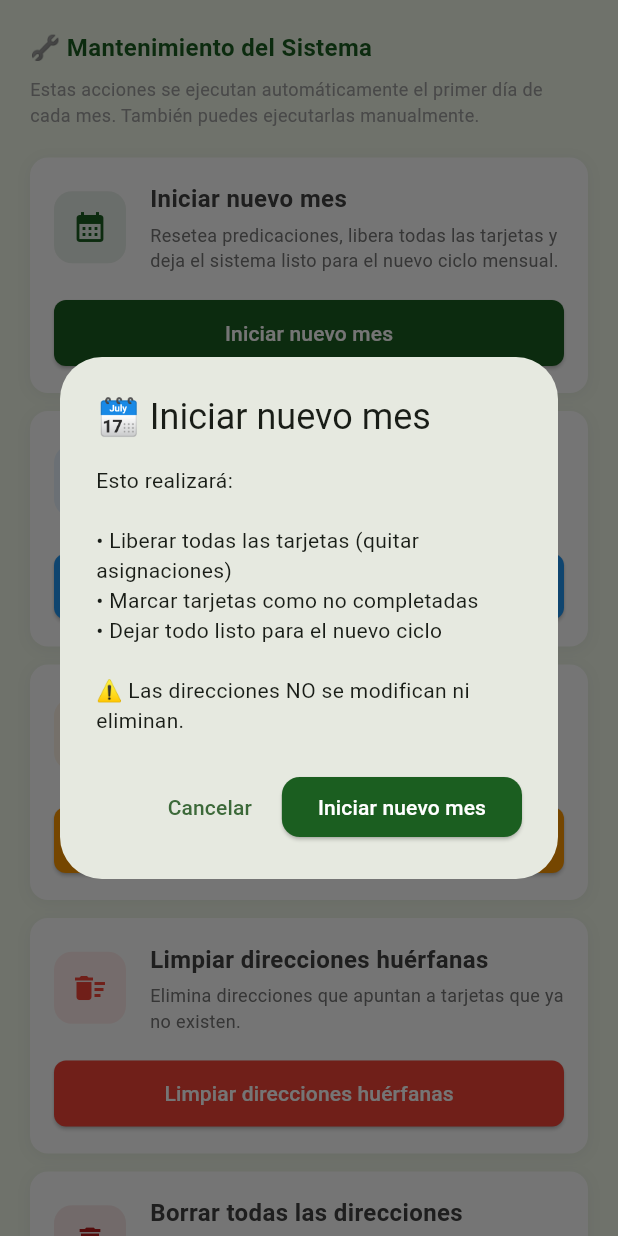
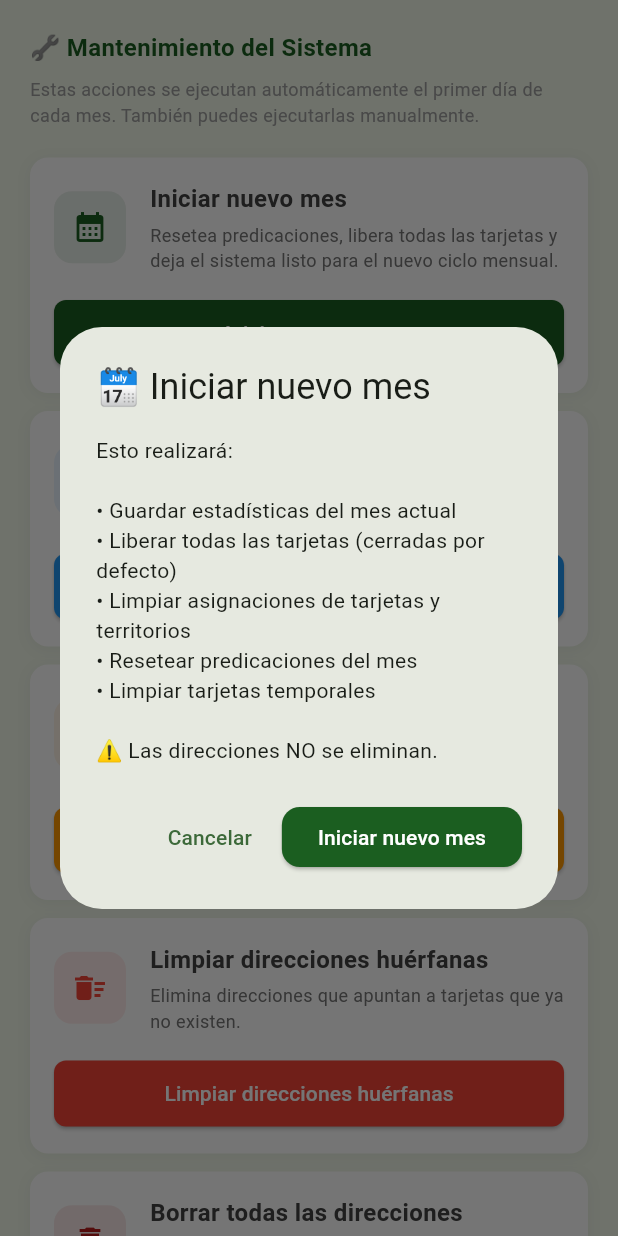
Before and after one commit to espanholaaraucariasur-dev/gestor-territorios, a Flutter app: the MantenimientoTab widget shown alone on an empty page, opened directly, after a tap on "Iniciar nuevo mes", on a phone screen of 412 x 824 dp. Run offline on Flutter 3.47's test engine with Material 3 defaults, Android fonts, the light colour scheme and no system bars; our stand-ins replace cloud_firestore, file_picker, firebase_auth, firebase_core, firebase_messaging, flutter_local_notifications and 4 more; accounts and stored records are empty.

Commit message:
fix: iniciar nuevo mes y limpiar datos dinamicos corregidos
_iniciarNuevoMes:
- Estadisticas guardadas ANTES de limpiar (orden correcto)
- Limpia publicador_email, publicador_nombre en tarjetas
- Resetea disponible_para_publicadores en territorios
- Limpia tarjetas temporales tambien
- clearSnackBars antes de mostrar resultado

_limpiarDatosDinamicos:
- NO limpia tarjeta_id (vinculo permanente direccion-tarjeta)
- Solo limpia predicado, estado_predicacion, mes_predicacion
- Descripcion actualizada para mayor claridad

```diff
--- a/lib/features/home/presentation/pages/admin/mantenimiento_tab.dart
+++ b/lib/features/home/presentation/pages/admin/mantenimiento_tab.dart
@@ -260,12 +260,11 @@ class _MantenimientoTabState extends State<MantenimientoTab> {
         title: const Text('🔄 Limpiar datos dinámicos'),
         content: const Text(
           'Esto reiniciará en todas las direcciones:\n\n'
-          '• visitado → false\n'
           '• predicado → false\n'
           '• estado_predicacion → pendiente\n'
-          '• asignado_a → null\n'
-          '• tarjeta_id → null\n\n'
-          'Las direcciones y territorios NO se eliminarán.',
+          '• mes_predicacion → null\n'
+          '• fecha_predicacion → null\n\n'
+          '⚠️ Las direcciones, territorios y vínculos tarjeta_id NO se modifican.',
         ),
         actions: [
           TextButton(
@@ -290,17 +289,11 @@ class _MantenimientoTabState extends State<MantenimientoTab> {
         WriteBatch batch = FirebaseFirestore.instance.batch();
         for (final doc in chunk) {
           batch.update(doc.reference, {
-            'visitado': false,
             'predicado': false,
             'estado_predicacion': 'pendiente',
-            'asignado_a': null,
-            'asignado_en': null,
-            'tarjeta_id': null,
-            'entregado_a': null,
-            'entregado_en': null,
-            'devuelto': false,
-            'devuelto_por': null,
-            'devuelto_en': null,
+            'mes_predicacion': null,
+            'fecha_predicacion': null,
+            'motivo_temporal': null,
           });
         }
         await batch.commit();
@@ -482,10 +475,12 @@ class _MantenimientoTabState extends State<MantenimientoTab> {
         title: const Text('🗓️ Iniciar nuevo mes'),
         content: const Text(
           'Esto realizará:\n\n'
-          '• Liberar todas las tarjetas (quitar asignaciones)\n'
-          '• Marcar tarjetas como no completadas\n'
-          '• Dejar todo listo para el nuevo ciclo\n\n'
-          '⚠️ Las direcciones NO se modifican ni eliminan.',
+          '• Guardar estadísticas del mes actual\n'
+          '• Liberar todas las tarjetas (cerradas por defecto)\n'
+          '• Limpiar asignaciones de tarjetas y territorios\n'
+          '• Resetear predicaciones del mes\n'
+          '• Limpiar tarjetas temporales\n\n'
+          '⚠️ Las direcciones NO se eliminan.',
         ),
         actions: [
           TextButton(
@@ -508,24 +503,45 @@ class _MantenimientoTabState extends State<MantenimientoTab> {
         ScaffoldMessenger.of(context).showSnackBar(
           const SnackBar(
             content: Text('🔄 Iniciando nuevo mes...'),
-            duration: Duration(seconds: 10),
+            duration: Duration(seconds: 30),
           ),
         );
 
-      // SOLO resetear tarjetas — direcciones intactas
+      // PASO 1: Guardar snapshot estadísticas del mes que termina
+      final ahora = DateTime.now();
+      final mesAnterior =
+          '${ahora.year}-${ahora.month.toString().padLeft(2, '0')}';
+      final dirs = await FirebaseFirestore.instance
+          .collection('direcciones_globales')
+          .get();
+      final predicadas =
+          dirs.docs.where((d) => (d.data())['predicado'] == true).length;
+      await FirebaseFirestore.instance
+          .collection('estadisticas')
+          .doc(mesAnterior)
+          .set({
+        'mes': mesAnterior,
+        'total_direcciones': dirs.docs.length,
+        'predicadas': predicadas,
+        'creado_en': FieldValue.serverTimestamp(),
+      }, SetOptions(merge: true));
+
+      // PASO 2: Resetear todas las tarjetas de todos los territorios
       final territoriosSnap =
           await FirebaseFirestore.instance.collection('territorios').get();
 
       for (final territorio in territoriosSnap.docs) {
+        if (['temporales', 'removidas', 'estadisticas']
+            .contains(territorio.id)) continue;
+
         final tarjetasSnap = await FirebaseFirestore.instance
             .collection('territorios')
             .doc(territorio.id)
             .collection('tarjetas')
             .get();
 
-        final tarjetaDocs = tarjetasSnap.docs;
-        for (int i = 0; i < tarjetaDocs.length; i += 100) {
-          final chunk = tarjetaDocs.skip(i).take(100).toList();
+        for (int i = 0; i < tarjetasSnap.docs.length; i += 100) {
+          final chunk = tarjetasSnap.docs.skip(i).take(100).toList();
           WriteBatch batch = FirebaseFirestore.instance.batch();
           for (final tarjeta in chunk) {
             batch.update(tarjeta.reference, {
@@ -537,78 +553,77 @@ class _MantenimientoTabState extends State<MantenimientoTab> {
               'enviado_nombre': null,
               'enviado_en': null,
               'enviado_tipo': null,
+              'publicador_email': null,
+              'publicador_nombre': null,
+              'conductor_email': null,
               'estatus_envio': 'disponible',
-              'bloqueado': true, // ✅ cerrado por defecto
-              'disponible_para_publicadores':
-                  false, // ✅ no visible para publicadores
-              'conductor_email': null,
-              'publicador_email': null,
+              'bloqueado': true,
+              'disponible_para_publicadores': false,
             });
           }
           await batch.commit();
-          await Future.delayed(const Duration(milliseconds: 300));
+          await Future.delayed(const Duration(milliseconds: 200));
         }
-      }
 
-      // PASO 3: Limpiar enviado_a de territorios
-      final territoriosSnap2 =
-          await FirebaseFirestore.instance.collection('territorios').get();
-
-      for (final ter in territoriosSnap2.docs) {
-        // Skip colecciones especiales
-        if (['temporales', 'removidas', 'estadisticas'].contains(ter.id))
-          continue;
-
+        // Resetear el territorio también
         await FirebaseFirestore.instance
             .collection('territorios')
-            .doc(ter.id)
+            .doc(territorio.id)
             .update({
           'enviado_a': null,
           'enviado_nombre': null,
           'enviado_en': null,
           'conductor_email': null,
           'estatus_envio': 'disponible',
+          'disponible_para_publicadores': false,
         });
       }
 
-// PASO 4: Resetear asignado_a en direcciones_globales
-      final dirs = await FirebaseFirestore.instance
-          .collection('direcciones_globales')
+      // PASO 3: Limpiar tarjetas temporales
+      final temporalesSnap = await FirebaseFirestore.instance
+          .collection('territorios')
+          .doc('temporales')
+          .collection('tarjetas')
           .get();
 
+      if (temporalesSnap.docs.isNotEmpty) {
+        for (int i = 0; i < temporalesSnap.docs.length; i += 100) {
+          final chunk = temporalesSnap.docs.skip(i).take(100).toList();
+          WriteBatch batch = FirebaseFirestore.instance.batch();
+          for (final t in chunk) {
+            batch.update(t.reference, {
+              'asignado_a': null,
+              'completada': false,
+              'enviado_a': null,
+              'estatus_envio': 'disponible',
+              'bloqueado': true,
+              'disponible_para_publicadores': false,
+            });
+          }
+          await batch.commit();
+        }
+      }
+
+      // PASO 4: Resetear predicaciones en direcciones
       for (int i = 0; i < dirs.docs.length; i += 100) {
         final chunk = dirs.docs.skip(i).take(100).toList();
         WriteBatch batch = FirebaseFirestore.instance.batch();
         for (final doc in chunk) {
           batch.update(doc.reference, {
-            'asignado_a': null,
             'predicado': false,
             'estado_predicacion': 'pendiente',
             'fecha_predicacion': null,
             'mes_predicacion': null,
+            'motivo_temporal': null,
+            'asignado_a': null,
           });
         }
         await batch.commit();
-        await Future.delayed(const Duration(milliseconds: 300));
+        await Future.delayed(const Duration(milliseconds: 200));
       }
 
-// PASO 5: Guardar snapshot en estadisticas antes de limpiar
-      final mesAnterior =
-          '${DateTime.now().year}-${DateTime.now().month.toString().padLeft(2, '0')}';
-      await FirebaseFirestore.instance
-          .collection('estadisticas')
-          .doc(mesAnterior)
-          .set({
-        'mes': mesAnterior,
-        'total_direcciones': dirs.docs.length,
-        'predicadas': dirs.docs.where((d) {
-          final data = (d.data() as Map<String, dynamic>?) ?? {};
-          return data['predicado'] == true;
-        }).length,
-        'creado_en': FieldValue.serverTimestamp(),
-      }, SetOptions(merge: true));
-
       if (mounted) {
+        ScaffoldMessenger.of(context).clearSnackBars();
         ScaffoldMessenger.of(context).showSnackBar(
           const SnackBar(
             content: Row(
@@ -624,13 +639,15 @@ class _MantenimientoTabState extends State<MantenimientoTab> {
         );
       }
     } catch (e) {
-      if (mounted)
+      if (mounted) {
+        ScaffoldMessenger.of(context).clearSnackBars();
         ScaffoldMessenger.of(context).showSnackBar(
           SnackBar(
             content: Text('❌ Error: $e'),
             backgroundColor: Colors.red,
           ),
         );
+      }
     }
   }
 
```
